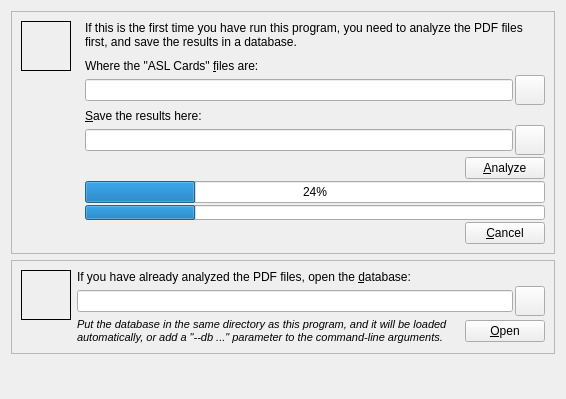
Qt form ui/startup_widget.ui (pacman-ghost/aslcards) before a commit.
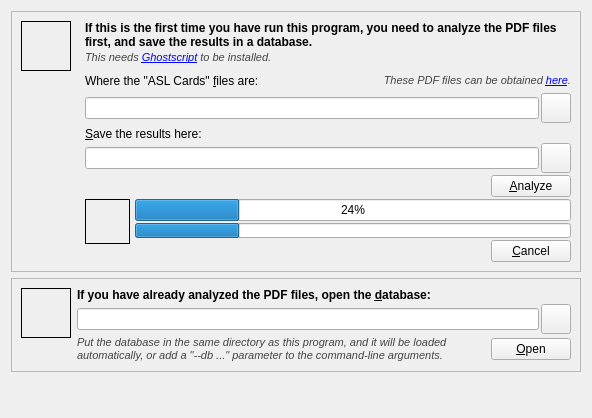
The same form after that commit.

The edit to the form file:
```diff
--- a/ui/startup_widget.ui
+++ b/ui/startup_widget.ui
@@ -6,8 +6,8 @@
    <rect>
     <x>0</x>
     <y>0</y>
-    <width>566</width>
-    <height>399</height>
+    <width>592</width>
+    <height>418</height>
    </rect>
   </property>
   <layout class="QVBoxLayout" name="verticalLayout_5">
@@ -83,6 +83,12 @@
              <verstretch>0</verstretch>
             </sizepolicy>
            </property>
+           <property name="font">
+            <font>
+             <weight>75</weight>
+             <bold>true</bold>
+            </font>
+           </property>
            <property name="text">
             <string>If this is the first time you have run this program, you need to analyze the PDF files first, and save the results in a database.</string>
            </property>
@@ -95,8 +101,30 @@
           </widget>
          </item>
          <item>
-          <widget class="QWidget" name="widget_5" native="true">
-           <layout class="QVBoxLayout" name="verticalLayout_3">
+          <widget class="QLabel" name="label_5">
+           <property name="font">
+            <font>
+             <pointsize>8</pointsize>
+             <italic>true</italic>
+            </font>
+           </property>
+           <property name="styleSheet">
+            <string notr="true">color:#444 ;</string>
+           </property>
+           <property name="text">
+            <string>&lt;html&gt;This needs &lt;a href=&quot;https://ghostscript.com&quot;&gt;Ghostscript&lt;/a&gt; to be installed.&lt;/html&gt;</string>
+           </property>
+           <property name="openExternalLinks">
+            <bool>true</bool>
+           </property>
+           <property name="textInteractionFlags">
+            <set>Qt::LinksAccessibleByKeyboard|Qt::LinksAccessibleByMouse</set>
+           </property>
+          </widget>
+         </item>
+         <item>
+          <widget class="QWidget" name="widget" native="true">
+           <layout class="QHBoxLayout" name="horizontalLayout_6">
             <property name="spacing">
              <number>2</number>
             </property>
@@ -104,7 +132,7 @@
              <number>0</number>
             </property>
             <property name="topMargin">
-             <number>8</number>
+             <number>5</number>
             </property>
             <property name="rightMargin">
              <number>0</number>
@@ -123,6 +151,67 @@
              </widget>
             </item>
             <item>
+             <spacer name="horizontalSpacer">
+              <property name="orientation">
+               <enum>Qt::Horizontal</enum>
+              </property>
+              <property name="sizeHint" stdset="0">
+               <size>
+                <width>40</width>
+                <height>20</height>
+               </size>
+              </property>
+             </spacer>
+            </item>
+            <item>
+             <widget class="QLabel" name="label_4">
+              <property name="font">
+               <font>
+                <pointsize>8</pointsize>
+                <weight>50</weight>
+                <italic>true</italic>
+                <bold>false</bold>
+               </font>
+              </property>
+              <property name="styleSheet">
+               <string notr="true">color:#444 ;</string>
+              </property>
+              <property name="text">
+               <string>These PDF files can be obtained &lt;a href=&quot;http://aslcards.com&quot;&gt;here&lt;/a&gt;.</string>
+              </property>
+              <property name="alignment">
+               <set>Qt::AlignRight|Qt::AlignTrailing|Qt::AlignVCenter</set>
+              </property>
+              <property name="openExternalLinks">
+               <bool>true</bool>
+              </property>
+              <property name="textInteractionFlags">
+               <set>Qt::LinksAccessibleByKeyboard|Qt::LinksAccessibleByMouse</set>
+              </property>
+             </widget>
+            </item>
+           </layout>
+          </widget>
+         </item>
+         <item>
+          <widget class="QWidget" name="widget_5" native="true">
+           <layout class="QVBoxLayout" name="verticalLayout_3">
+            <property name="spacing">
+             <number>2</number>
+            </property>
+            <property name="leftMargin">
+             <number>0</number>
+            </property>
+            <property name="topMargin">
+             <number>0</number>
+            </property>
+            <property name="rightMargin">
+             <number>0</number>
+            </property>
+            <property name="bottomMargin">
+             <number>0</number>
+            </property>
+            <item>
              <widget class="QWidget" name="widget_6" native="true">
               <layout class="QHBoxLayout" name="horizontalLayout_3">
                <property name="spacing">
@@ -272,9 +361,9 @@
            <property name="frameShadow">
             <enum>QFrame::Raised</enum>
            </property>
-           <layout class="QVBoxLayout" name="verticalLayout_6">
+           <layout class="QHBoxLayout" name="horizontalLayout_9">
             <property name="spacing">
-             <number>2</number>
+             <number>0</number>
             </property>
             <property name="leftMargin">
              <number>0</number>
@@ -288,42 +377,97 @@
             <property name="bottomMargin">
              <number>0</number>
             </property>
-            <item>
-             <widget class="QProgressBar" name="pb_files">
-              <property name="value">
-               <number>24</number>
-              </property>
-             </widget>
-            </item>
-            <item>
-             <widget class="QProgressBar" name="pb_pages">
+            <item alignment="Qt::AlignTop">
+             <widget class="QLabel" name="lbl_progress">
               <property name="minimumSize">
                <size>
-                <width>0</width>
-                <height>15</height>
+                <width>50</width>
+                <height>50</height>
                </size>
               </property>
               <property name="maximumSize">
                <size>
-                <width>16777215</width>
-                <height>15</height>
+                <width>50</width>
+                <height>50</height>
                </size>
               </property>
-              <property name="value">
-               <number>24</number>
+              <property name="styleSheet">
+               <string notr="true">margin:0 5px 5px 0;</string>
               </property>
-              <property name="textVisible">
-               <bool>false</bool>
+              <property name="frameShape">
+               <enum>QFrame::Box</enum>
               </property>
-             </widget>
-            </item>
-            <item alignment="Qt::AlignRight">
-             <widget class="QPushButton" name="btn_cancel_analyze">
               <property name="text">
-               <string>&amp;Cancel</string>
+               <string/>
+              </property>
+              <property name="margin">
+               <number>0</number>
               </property>
              </widget>
             </item>
+            <item>
+             <layout class="QVBoxLayout" name="verticalLayout_6">
+              <property name="spacing">
+               <number>2</number>
+              </property>
+              <item>
+               <widget class="QProgressBar" name="pb_files">
+                <property name="value">
+                 <number>24</number>
+                </property>
+               </widget>
+              </item>
+              <item>
+               <widget class="QProgressBar" name="pb_pages">
+                <property name="minimumSize">
+                 <size>
+                  <width>0</width>
+                  <height>15</height>
+                 </size>
+                </property>
+                <property name="maximumSize">
+                 <size>
+                  <width>16777215</width>
+                  <height>15</height>
+                 </size>
+                </property>
+                <property name="value">
+                 <number>24</number>
+                </property>
+                <property name="textVisible">
+                 <bool>false</bool>
+                </property>
+               </widget>
+              </item>
+              <item>
+               <layout class="QHBoxLayout" name="horizontalLayout_10">
+                <property name="spacing">
+                 <number>0</number>
+                </property>
+                <item>
+                 <spacer name="horizontalSpacer_2">
+                  <property name="orientation">
+                   <enum>Qt::Horizontal</enum>
+                  </property>
+                  <property name="sizeHint" stdset="0">
+                   <size>
+                    <width>40</width>
+                    <height>20</height>
+                   </size>
+                  </property>
+                 </spacer>
+                </item>
+                <item>
+                 <widget class="QPushButton" name="btn_cancel_analyze">
+                  <property name="text">
+                   <string>&amp;Cancel</string>
+                  </property>
+                 </widget>
+                </item>
+               </layout>
+              </item>
+             </layout>
+            </item>
            </layout>
           </widget>
          </item>
@@ -387,6 +531,12 @@
          </property>
          <item>
           <widget class="QLabel" name="label_3">
+           <property name="font">
+            <font>
+             <weight>75</weight>
+             <bold>true</bold>
+            </font>
+           </property>
            <property name="text">
             <string>If you have already analyzed the PDF files, open the &amp;database:</string>
            </property>
@@ -454,6 +604,9 @@
                <italic>true</italic>
               </font>
              </property>
+             <property name="styleSheet">
+              <string notr="true">color:#444 ;</string>
+             </property>
              <property name="text">
               <string>Put the database in the same directory as this program, and it will be loaded automatically, or add a &quot;--db ...&quot; parameter to the command-line arguments.</string>
              </property>
```
Left out of the diff: 1 changed line with no effect on the pictures.
